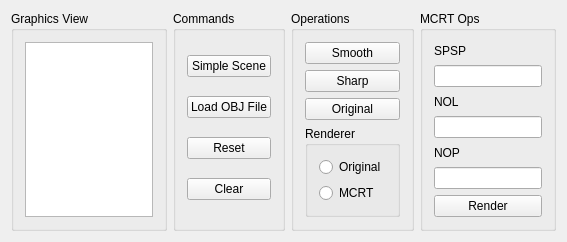
The window that mainwindow.ui (zkyf/CPURender) describes before a commit, drawn with Qt 5.
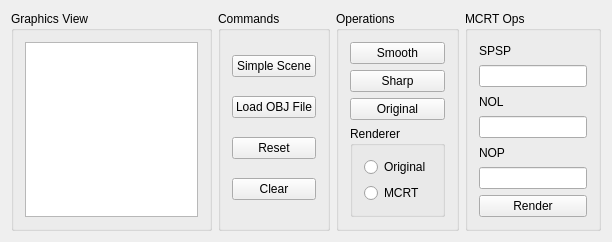
The same window after the commit. Custom widgets are drawn as their Qt base class.

Patch:
```diff
--- a/mainwindow.ui
+++ b/mainwindow.ui
@@ -6,7 +6,7 @@
    <rect>
     <x>0</x>
     <y>0</y>
-    <width>567</width>
+    <width>612</width>
     <height>220</height>
    </rect>
   </property>
```
